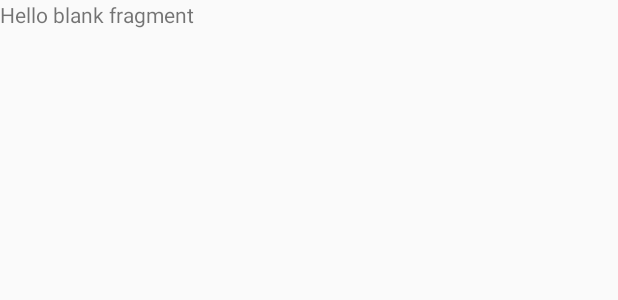
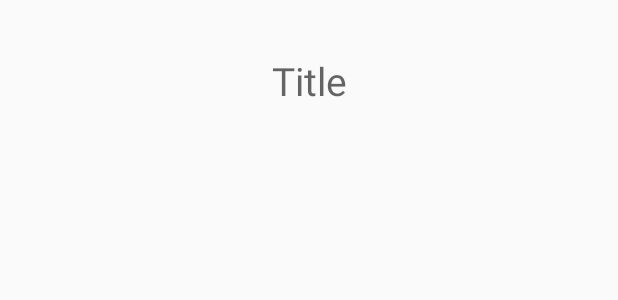
Before and after one commit to dcaspit/IMDBClone, an Android app: the layout fragment_movie_details.xml on its own in the app's theme, with its tools: preview values and no code run, on a phone screen of 412 x 824 dp. Shown: the top 300 px of the screen. Run offline under Robolectric (Android 15) with nearby library versions, the phone set to English and light mode, and no system bars.

Commit message:
Working on Navigation
Working on the main navigation

```diff
--- a/app/src/main/java/com/example/imdbclone/TabsAdapter.kt
+++ b/app/src/main/java/com/example/imdbclone/adapters/TabsAdapter.kt
@@ -1,4 +1,4 @@
-package com.example.imdbclone
+package com.example.imdbclone.adapters
 
 import androidx.fragment.app.Fragment
 import androidx.fragment.app.FragmentManager
--- a/app/src/main/java/com/example/imdbclone/MainFragment.kt
+++ b/app/src/main/java/com/example/imdbclone/fragments/main/MainFragment.kt
@@ -1,10 +1,11 @@
-package com.example.imdbclone
+package com.example.imdbclone.fragments.main
 
 import android.os.Bundle
 import androidx.fragment.app.Fragment
 import android.view.LayoutInflater
 import android.view.View
 import android.view.ViewGroup
+import com.example.imdbclone.adapters.TabsAdapter
 import com.example.imdbclone.databinding.FragmentMainBinding
 import com.google.android.material.tabs.TabLayoutMediator
 
--- /dev/null
+++ b/app/src/main/res/anim/from_left.xml
@@ -0,0 +1,6 @@
+<?xml version="1.0" encoding="utf-8"?>
+<set xmlns:android="http://schemas.android.com/apk/res/android">
+
+    <translate android:fromXDelta="-100%" android:toXDelta="0%" android:duration="300"/>
+
+</set>
--- /dev/null
+++ b/app/src/main/res/anim/from_right.xml
@@ -0,0 +1,6 @@
+<?xml version="1.0" encoding="utf-8"?>
+<set xmlns:android="http://schemas.android.com/apk/res/android">
+
+    <translate android:fromXDelta="100%" android:toXDelta="0%" android:duration="300" />
+
+</set>
--- /dev/null
+++ b/app/src/main/res/anim/to_left.xml
@@ -0,0 +1,4 @@
+<?xml version="1.0" encoding="utf-8"?>
+<set xmlns:android="http://schemas.android.com/apk/res/android">
+    <translate android:fromXDelta="0%" android:toXDelta="-100%" android:duration="300"/>
+</set>
--- a/app/src/main/res/layout/fragment_main.xml
+++ b/app/src/main/res/layout/fragment_main.xml
@@ -4,7 +4,7 @@
     xmlns:tools="http://schemas.android.com/tools"
     android:layout_width="match_parent"
     android:layout_height="match_parent"
-    tools:context=".MainFragment">
+    tools:context=".fragments.main.MainFragment">
 
     <androidx.constraintlayout.widget.ConstraintLayout
         android:layout_width="match_parent"
--- a/app/src/main/res/layout/fragment_movie_details.xml
+++ b/app/src/main/res/layout/fragment_movie_details.xml
@@ -1,14 +1,36 @@
 <?xml version="1.0" encoding="utf-8"?>
-<FrameLayout xmlns:android="http://schemas.android.com/apk/res/android"
-    xmlns:tools="http://schemas.android.com/tools"
-    android:layout_width="match_parent"
-    android:layout_height="match_parent"
-    tools:context=".fragments.movieDetails.MovieDetails">
+<layout xmlns:android="http://schemas.android.com/apk/res/android"
+    xmlns:app="http://schemas.android.com/apk/res-auto"
+    xmlns:tools="http://schemas.android.com/tools">
 
-    <!-- TODO: Update blank fragment layout -->
-    <TextView
+    <data>
+        <variable
+            name="args"
+            type="com.example.imdbclone.fragments.movieDetails.MovieDetailsArgs" />
+    </data>
+
+    <androidx.constraintlayout.widget.ConstraintLayout
         android:layout_width="match_parent"
         android:layout_height="match_parent"
-        android:text="@string/hello_blank_fragment" />
+        android:padding="24dp"
+        tools:context=".fragments.movieDetails.MovieDetails">
 
-</FrameLayout>
+        <TextView
+            android:id="@+id/current_title_et"
+            android:layout_width="0dp"
+            android:layout_height="60dp"
+            android:ems="10"
+            android:hint="@string/title"
+            android:paddingStart="24dp"
+            android:paddingEnd="24dp"
+            android:gravity="center"
+            android:textSize="26dp"
+            android:text="@{args.movieData.title}"
+            app:layout_constraintEnd_toEndOf="parent"
+            app:layout_constraintHorizontal_bias="0.5"
+            app:layout_constraintStart_toStartOf="parent"
+            app:layout_constraintTop_toTopOf="parent" />
+
+
+    </androidx.constraintlayout.widget.ConstraintLayout>
+</layout>
--- a/app/src/main/res/values/strings.xml
+++ b/app/src/main/res/values/strings.xml
@@ -1,4 +1,5 @@
 <resources>
     <string name="app_name">IMDB Clone</string>
     <string name="hello_blank_fragment">Hello blank fragment</string>
+    <string name="title">Title</string>
 </resources>
--- a/app/src/main/res/values/styles.xml
+++ b/app/src/main/res/values/styles.xml
@@ -7,4 +7,10 @@
         <item name="colorAccent">@color/colorAccent</item>
     </style>
 
+
+    <style name="CardTheme" parent="Widget.MaterialComponents.CardView">
+        <item name="android:clickable">true</item>
+        <item name="android:focusable">true</item>
+        <item name="cardCornerRadius">16dp</item>
+    </style>
 </resources>
--- a/build.gradle
+++ b/build.gradle
@@ -9,8 +9,6 @@ buildscript {
 
         classpath "org.jetbrains.kotlin:kotlin-gradle-plugin:1.8.0"
         classpath "androidx.navigation:navigation-safe-args-gradle-plugin:2.7.2"
-        // NOTE: Do not place your application dependencies here; they belong
-        // in the individual module build.gradle files
     }
 }
 
```
Also changed, not shown: app/src/main/java/com/example/imdbclone/BindingAdapters.kt (added, +25 -0 lines), app/src/main/java/com/example/imdbclone/fragments/home/HomePage.kt (+20 -3 lines), app/src/main/java/com/example/imdbclone/fragments/home/adapter/MoviePreviewAdapter.kt (added, +37 -0 lines), app/src/main/java/com/example/imdbclone/fragments/movieDetails/MovieDetails.kt (+12 -2 lines), app/src/main/java/com/example/imdbclone/models/MovieData.kt (added, +21 -0 lines), app/src/main/java/com/example/imdbclone/viewModels/MovieViewModel.kt (added, +11 -0 lines), app/src/main/res/layout/fragment_home_page.xml (+10 -4 lines), app/src/main/res/layout/movie_card.xml (added, +44 -0 lines), app/src/main/res/navigation/main_nav.xml (+14 -5 lines), gradle.properties (+3 -5 lines).
